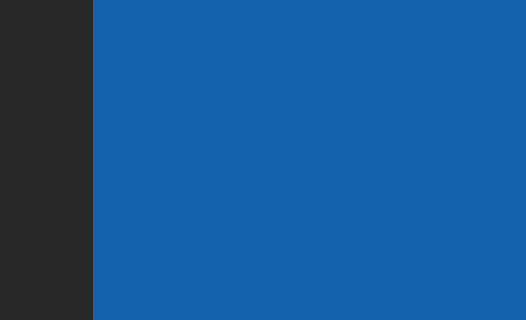
The window that QtTetris/mainwindow.ui (timothy-ha/qt-tetris) describes before a commit, drawn with Qt 5; both pictures show x 207 to 733 and y 0 to 320 of the 733 by 744 pixel window.
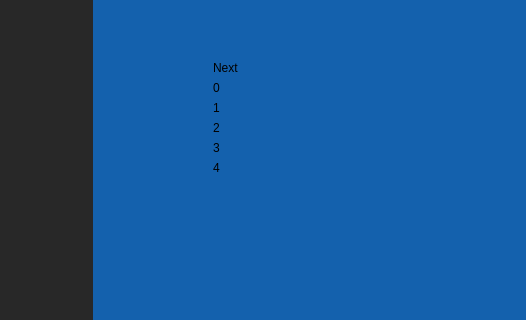
The same window after the commit.

Commit message: next bag

Patch:
```diff
--- a/QtTetris/mainwindow.ui
+++ b/QtTetris/mainwindow.ui
@@ -29,6 +29,84 @@
     <string notr="true">background-color: rgb(40, 40, 40);</string>
    </property>
   </widget>
+  <widget class="QLabel" name="label">
+   <property name="geometry">
+    <rect>
+     <x>420</x>
+     <y>60</y>
+     <width>55</width>
+     <height>16</height>
+    </rect>
+   </property>
+   <property name="text">
+    <string>Next</string>
+   </property>
+  </widget>
+  <widget class="QLabel" name="next_0">
+   <property name="geometry">
+    <rect>
+     <x>420</x>
+     <y>80</y>
+     <width>55</width>
+     <height>16</height>
+    </rect>
+   </property>
+   <property name="text">
+    <string>0</string>
+   </property>
+  </widget>
+  <widget class="QLabel" name="next_1">
+   <property name="geometry">
+    <rect>
+     <x>420</x>
+     <y>100</y>
+     <width>55</width>
+     <height>16</height>
+    </rect>
+   </property>
+   <property name="text">
+    <string>1</string>
+   </property>
+  </widget>
+  <widget class="QLabel" name="next_2">
+   <property name="geometry">
+    <rect>
+     <x>420</x>
+     <y>120</y>
+     <width>55</width>
+     <height>16</height>
+    </rect>
+   </property>
+   <property name="text">
+    <string>2</string>
+   </property>
+  </widget>
+  <widget class="QLabel" name="next_3">
+   <property name="geometry">
+    <rect>
+     <x>420</x>
+     <y>140</y>
+     <width>55</width>
+     <height>16</height>
+    </rect>
+   </property>
+   <property name="text">
+    <string>3</string>
+   </property>
+  </widget>
+  <widget class="QLabel" name="next_4">
+   <property name="geometry">
+    <rect>
+     <x>420</x>
+     <y>160</y>
+     <width>55</width>
+     <height>16</height>
+    </rect>
+   </property>
+   <property name="text">
+    <string>4</string>
+   </property>
+  </widget>
  </widget>
  <resources/>
  <connections/>
```
The commit also changes 3 other files.
